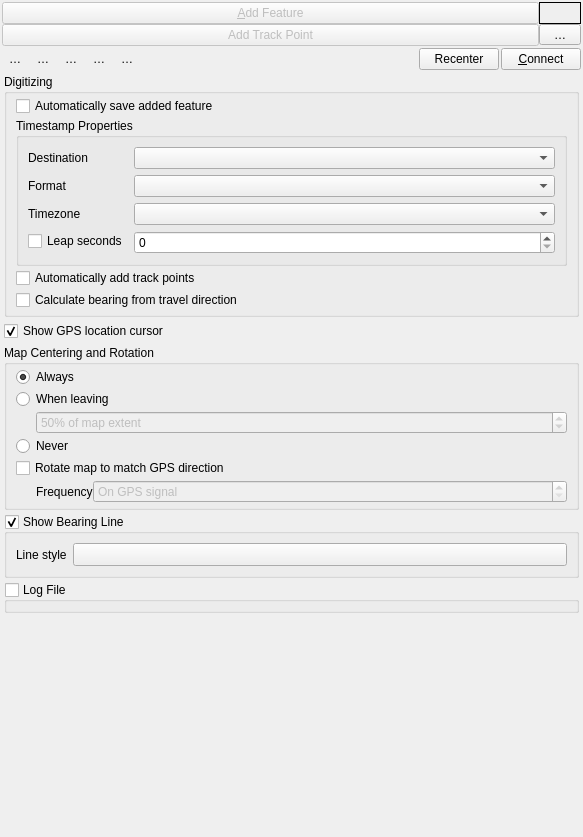
Above: src/ui/qgsgpsinformationwidgetbase.ui from qgis/QGIS before the change. Below: the same form after it.
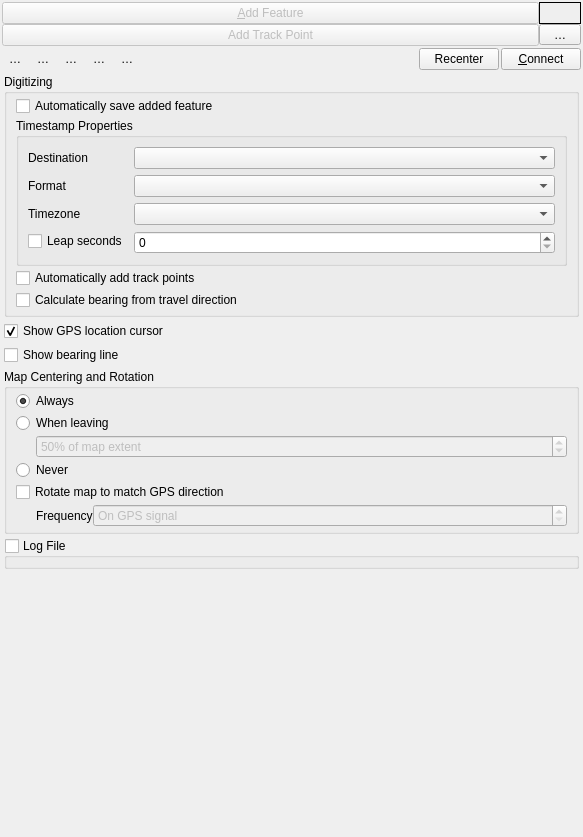
That is the form after the change. Icons and pictures are not drawn. Custom widgets are drawn as their Qt base class.

Commit message:
[gps] Move bearing line symbol setting to GPS pane in options
This is an infrequently changed setting

Patch:
```diff
--- a/src/ui/qgsgpsinformationwidgetbase.ui
+++ b/src/ui/qgsgpsinformationwidgetbase.ui
@@ -621,38 +621,6 @@
            <property name="verticalSpacing">
             <number>4</number>
            </property>
-           <item row="4" column="0">
-            <widget class="QgsCollapsibleGroupBox" name="mShowBearingLineCheck">
-             <property name="title">
-              <string>Show Bearing Line</string>
-             </property>
-             <property name="checkable">
-              <bool>true</bool>
-             </property>
-             <layout class="QHBoxLayout" name="horizontalLayout_4" stretch="0,1">
-              <item>
-               <widget class="QLabel" name="label_11">
-                <property name="text">
-                 <string>Line style</string>
-                </property>
-               </widget>
-              </item>
-              <item>
-               <widget class="QgsSymbolButton" name="mBearingLineStyleButton">
-                <property name="sizePolicy">
-                 <sizepolicy hsizetype="Preferred" vsizetype="Fixed">
-                  <horstretch>0</horstretch>
-                  <verstretch>0</verstretch>
-                 </sizepolicy>
-                </property>
-                <property name="text">
-                 <string/>
-                </property>
-               </widget>
-              </item>
-             </layout>
-            </widget>
-           </item>
            <item row="5" column="0">
             <widget class="QgsCollapsibleGroupBox" name="mLogFileGroupBox">
              <property name="enabled">
@@ -793,6 +761,26 @@
              </layout>
             </widget>
            </item>
+           <item row="6" column="0">
+            <spacer name="verticalSpacer_6">
+             <property name="orientation">
+              <enum>Qt::Vertical</enum>
+             </property>
+             <property name="sizeHint" stdset="0">
+              <size>
+               <width>20</width>
+               <height>40</height>
+              </size>
+             </property>
+            </spacer>
+           </item>
+           <item row="3" column="0">
+            <widget class="QCheckBox" name="mShowBearingLineCheck">
+             <property name="text">
+              <string>Show bearing line</string>
+             </property>
+            </widget>
+           </item>
            <item row="2" column="0">
             <widget class="QCheckBox" name="mCheckShowMarker">
              <property name="text">
@@ -803,7 +791,7 @@
              </property>
             </widget>
            </item>
-           <item row="3" column="0">
+           <item row="4" column="0">
             <widget class="QgsCollapsibleGroupBoxBasic" name="groupBox">
              <property name="title">
               <string>Map Centering and Rotation</string>
@@ -1131,11 +1119,6 @@
    <header>qgsscrollarea.h</header>
    <container>1</container>
   </customwidget>
-  <customwidget>
-   <class>QgsSymbolButton</class>
-   <extends>QToolButton</extends>
-   <header>qgssymbolbutton.h</header>
-  </customwidget>
   <customwidget>
    <class>QgsCollapsibleGroupBoxBasic</class>
    <extends>QGroupBox</extends>
```
Left out of the diff: 15 changed lines with no effect on the pictures. The commit also changes 5 other files.
